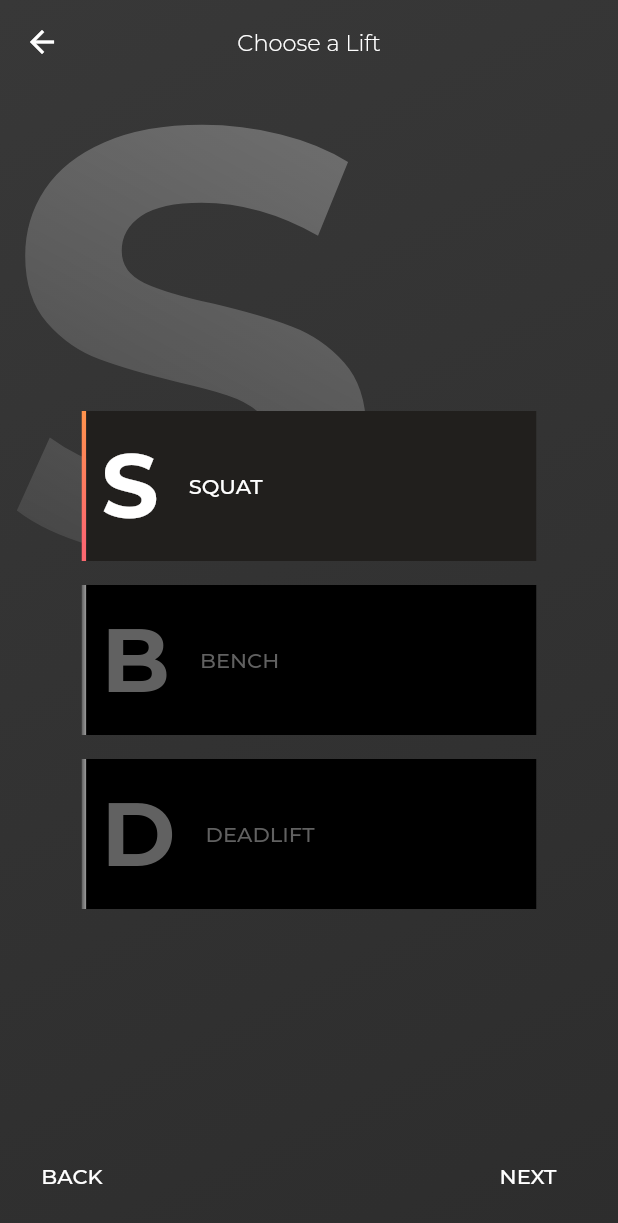
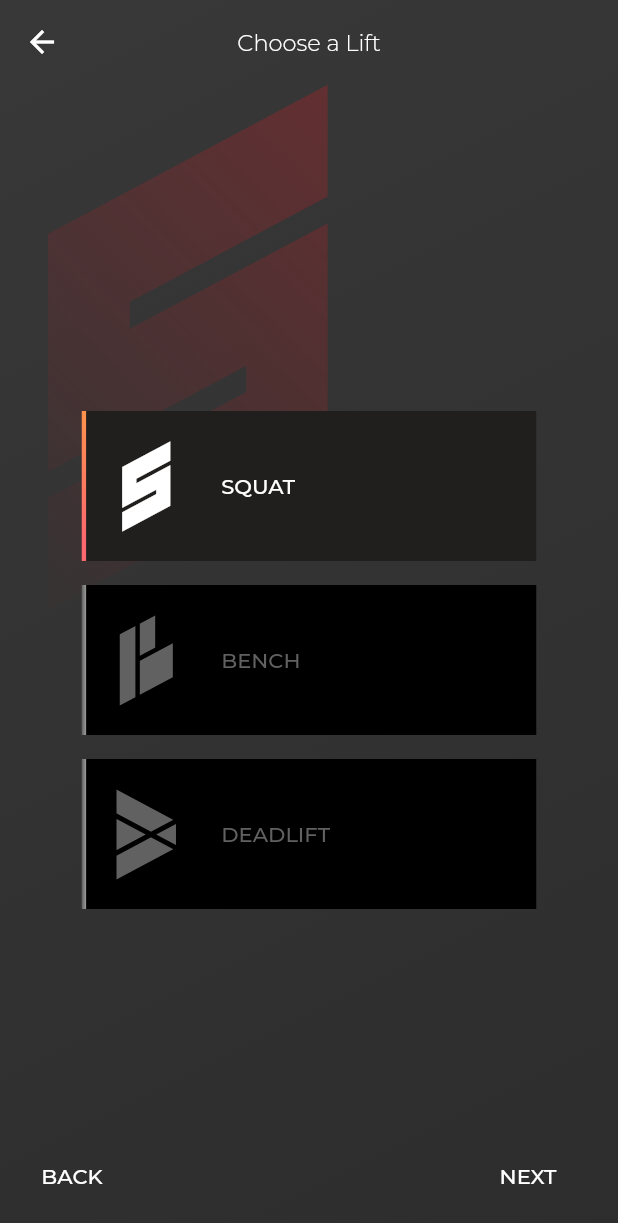
Before and after one commit to boahfitness/Juma, a Flutter app: the CreatePR screen opened directly, on a phone screen of 412 x 824 dp. Shown: the top 1223 px of the screen. Run offline on Flutter 3.47's test engine with Material 2 defaults, Android fonts, the phone set to English and light mode, and no system bars; our stand-ins replace firebase_auth, flare_flutter, page_transition, shared_preferences, video_player; accounts and stored records are empty; project files that could hold a hidden picture were left out.

Commit message:
lift Icons

```diff
--- a/lib/pages/onboarding/signup/inputPages/createPR/chooseLift.dart
+++ b/lib/pages/onboarding/signup/inputPages/createPR/chooseLift.dart
@@ -2,6 +2,7 @@ import 'package:flutter/material.dart';
 import 'package:juma/models/lifting/exercise.dart';
 import 'package:juma/models/lifting/personalRecords.dart';
 import 'package:juma/theme/Colors.dart';
+import 'package:juma/theme/liftIcons.dart';
 
 class ChooseLift extends StatefulWidget {
   final PersonalRecord personalRecord;
@@ -16,6 +17,9 @@ class _ChooseLiftState extends State<ChooseLift> {
   Bench bench = Bench();
   Deadlift deadlift = Deadlift();
 
+  IconData icon;
+  Color iconColor;
+
   @override
   void initState() {
     widget.personalRecord.lift ??= squat;
@@ -24,9 +28,28 @@ class _ChooseLiftState extends State<ChooseLift> {
 
   @override
   Widget build(BuildContext context) {
+
+    switch (widget.personalRecord.lift.type) {
+      case MainLiftType.squat:
+        iconColor = ColorTheme.getLiftTheme(LiftTheme.squat).solid;
+        icon = LiftIcons.squat;
+        break;
+      case MainLiftType.bench:
+        iconColor = ColorTheme.getLiftTheme(LiftTheme.bench).solid;
+        icon = LiftIcons.bench;
+        break;
+      case MainLiftType.deadlift:
+        iconColor = ColorTheme.getLiftTheme(LiftTheme.deadlift).solid;
+        icon = LiftIcons.deadlift;
+        break;
+      default:
+        iconColor = ColorTheme.getTheme(ThemeType.gold).solid;
+        icon = LiftIcons.deadlift;
+        break;
+    }
+
     return Stack(
       children: <Widget>[
-
         Opacity(
           opacity: .3,
           child: ShaderMask(
@@ -39,15 +62,11 @@ class _ChooseLiftState extends State<ChooseLift> {
               ).createShader(bounds);
             },
             child: Transform.translate(
-              offset: Offset(0.0, -75),
-              child: Text(
-                widget.personalRecord.lift.name[0].toUpperCase(),
-                style: TextStyle(
-                  fontWeight: FontWeight.bold,
-                  color: Colors.white,
-                  fontSize: 400,
-                  decoration: TextDecoration.none,
-                ),
+              offset: Offset(-50.0, 0.0),
+              child: Icon(
+                icon,
+                size: 350.0,
+                color: iconColor,
               ),
             ),
           ),
@@ -102,21 +121,26 @@ class LiftPicker extends StatefulWidget {
 class _LiftPickerState extends State<LiftPicker> {
 
   ColorTheme theme;
+  IconData icon;
 
   @override
   void initState() {
     switch (widget.lift.type) {
       case MainLiftType.squat:
         theme = ColorTheme.getLiftTheme(LiftTheme.squat);
+        icon = LiftIcons.squat;
         break;
       case MainLiftType.bench:
         theme = ColorTheme.getLiftTheme(LiftTheme.bench);
+        icon = LiftIcons.bench;
         break;
       case MainLiftType.deadlift:
         theme = ColorTheme.getLiftTheme(LiftTheme.deadlift);
+        icon = LiftIcons.deadlift;
         break;
       default:
         theme = ColorTheme.getTheme(ThemeType.gold);
+        icon = LiftIcons.deadlift;
         break;
     }
     super.initState();
@@ -156,7 +180,8 @@ class _LiftPickerState extends State<LiftPicker> {
                   children: <Widget>[
                     Padding(
                       padding: const EdgeInsets.only(left: 10, right: 20),
-                      child: Text(widget.lift.name[0].toUpperCase(), style: TextStyle(color: widget.enabled ? Colors.white : Colors.grey[700], fontWeight: FontWeight.bold, fontSize: 60),),
+                      //child: Text(widget.lift.name[0].toUpperCase(), style: TextStyle(color: widget.enabled ? Colors.white : Colors.grey[700], fontWeight: FontWeight.bold, fontSize: 60),),
+                      child: Icon(icon, color: widget.enabled ? Colors.white : Colors.grey[700], size: 60),
                     ),
                     Text(widget.lift.name.toUpperCase(), style: TextStyle(color: widget.enabled ? Colors.white : Colors.grey[700]),)
                   ],
--- a/lib/theme/Colors.dart
+++ b/lib/theme/Colors.dart
@@ -206,16 +206,17 @@ abstract class ColorTheme {
       break;
 
       default: {
-        return RedTheme();
+        return null;
       }
     }
   }
 
-  static getLiftTheme(LiftTheme lift) {
+  static ColorTheme getLiftTheme(LiftTheme lift) {
     switch (lift) {
       case LiftTheme.squat: return RedTheme();
       case LiftTheme.bench: return GreenTheme();
       case LiftTheme.deadlift: return PurpleTheme();
+      default: return null;
     }
   }
 }
--- /dev/null
+++ b/lib/theme/liftIcons.dart
@@ -0,0 +1,27 @@
+/// Flutter icons LiftIcons
+/// Copyright (C) 2020 by original authors @ fluttericon.com, fontello.com
+/// This font was generated by FlutterIcon.com, which is derived from Fontello.
+///
+/// To use this font, place it in your fonts/ directory and include the
+/// following in your pubspec.yaml
+///
+/// flutter:
+///   fonts:
+///    - family:  LiftIcons
+///      fonts:
+///       - asset: fonts/LiftIcons.ttf
+///
+///
+///
+import 'package:flutter/widgets.dart';
+
+class LiftIcons {
+  LiftIcons._();
+
+  static const _kFontFam = 'LiftIcons';
+  static const _kFontPkg = null;
+
+  static const IconData bench = IconData(0xe900, fontFamily: _kFontFam, fontPackage: _kFontPkg);
+  static const IconData deadlift = IconData(0xe901, fontFamily: _kFontFam, fontPackage: _kFontPkg);
+  static const IconData squat = IconData(0xe902, fontFamily: _kFontFam, fontPackage: _kFontPkg);
+}
--- a/pubspec.yaml
+++ b/pubspec.yaml
@@ -89,6 +89,9 @@ flutter:
           weight: 300
         - asset: fonts/Montserrat/Montserrat-ExtraLight.ttf
           weight: 200
+    - family: LiftIcons
+      fonts:
+        - asset: icons/LiftIcons.ttf
   #
   # For details regarding fonts from package dependencies,
   # see https://flutter.dev/custom-fonts/#from-packages
```
Also changed, not shown: icons/LiftIcons.ttf (added).
